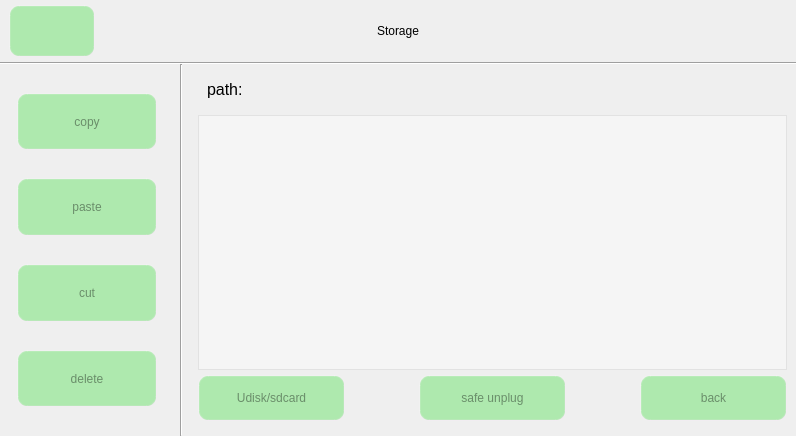
First picture: the form in udev.ui, repository jizizihe/baijie_demo, before the edit.
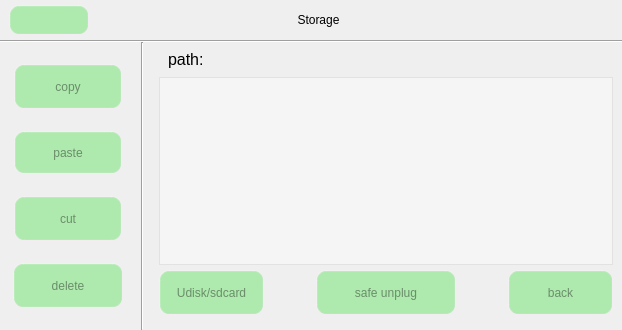
Second picture: the form after the edit. Icons and pictures are not drawn.

```diff
--- a/udev.ui
+++ b/udev.ui
@@ -6,8 +6,8 @@
    <rect>
     <x>0</x>
     <y>0</y>
-    <width>796</width>
-    <height>436</height>
+    <width>622</width>
+    <height>330</height>
    </rect>
   </property>
   <property name="sizePolicy">
@@ -806,7 +806,7 @@
              <height>0</height>
             </size>
            </property>
-           <layout class="QHBoxLayout" name="horizontalLayout_4" stretch="4,2,4,2,4">
+           <layout class="QHBoxLayout" name="horizontalLayout_4" stretch="4,2,0,2,4">
             <property name="spacing">
              <number>0</number>
             </property>
```
Left out of the diff: 61 changed lines with no effect on the pictures.
